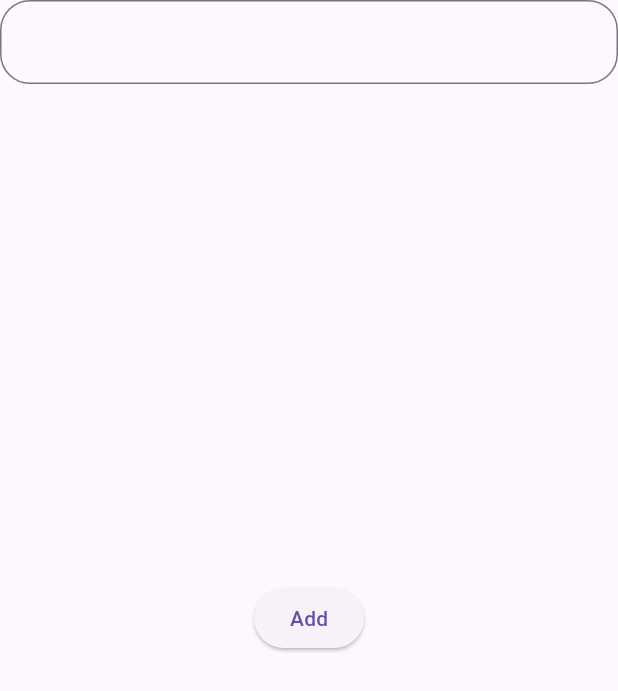
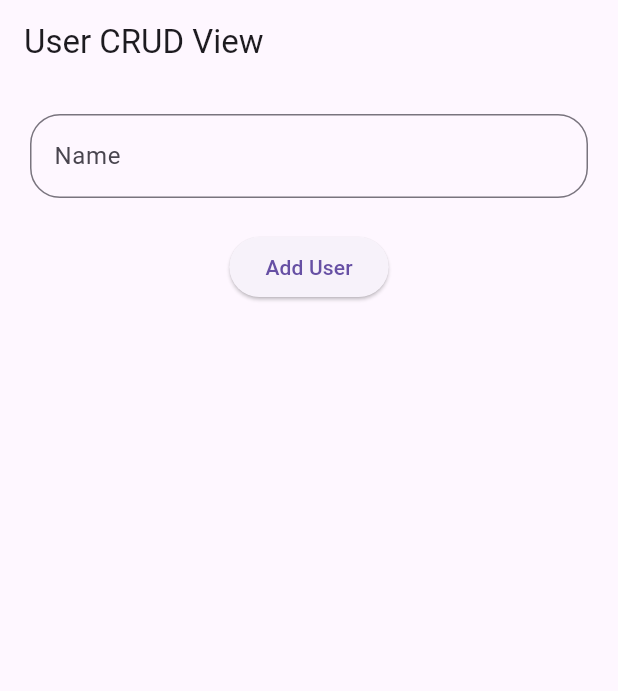
Before and after one commit to dhrruvchotai/Advanced_Flutter_Labs, a Flutter app: the screen it shows after launch, on a phone screen of 412 x 824 dp. Shown: the top 691 px of the screen. Run offline on Flutter 3.47's test engine with Material 3 defaults, Android fonts, the light colour scheme and no system bars; our stand-ins replace get, google_fonts, sqflite; accounts and stored records are empty.

Commit message:
added Lan-19

```diff
--- /dev/null
+++ b/lib/Lab-10/user_crud_view.dart
@@ -0,0 +1,76 @@
+import 'package:advance_flutter_lab/Lab-10/user_database_controller.dart';
+import 'package:advance_flutter_lab/Lab-10/user_model.dart';
+import 'package:flutter/material.dart';
+import 'package:get/get.dart';
+
+class UserCrudView extends StatelessWidget {
+  UserCrudView({super.key});
+
+  UserDatabaseController userDatabaseController = Get.put(
+    UserDatabaseController(),
+  );
+
+  @override
+  Widget build(BuildContext context) {
+    return Scaffold(
+      appBar: AppBar(title: Text("User CRUD View")),
+      body: Column(
+        children: [
+          Padding(
+            padding: const EdgeInsets.all(20.0),
+            child: TextFormField(
+              controller: userDatabaseController.nameController,
+              decoration: InputDecoration(
+                labelText: "Name",
+                border: OutlineInputBorder(
+                  borderRadius: BorderRadius.circular(20),
+                ),
+              ),
+            ),
+          ),
+          SizedBox(height: 2),
+          ElevatedButton(
+            onPressed: () async {
+              if (userDatabaseController.isEditActive.value) {
+                await userDatabaseController.editUser(
+                  MyUser.fromMap({
+                    "id": userDatabaseController.editId,
+                    "name": userDatabaseController.nameController.text,
+                  }),
+                );
+              } else {
+                await userDatabaseController.addUser(
+                  MyUser.fromMap({
+                    "user": userDatabaseController.nameController.text,
+                  }),
+                );
+              }
+            },
+            child: Obx(
+              () => Text(
+                userDatabaseController.isEditActive.value
+                    ? "Edit User"
+                    : "Add User",
+              ),
+            ),
+          ),
+          SizedBox(height: 10),
+          Expanded(
+            child: Obx(
+              () => ListView.separated(
+                itemBuilder: (context, index) {
+                  MyUser user = userDatabaseController.users[index];
+                  return ListTile(title: Text(user.name));
+                },
+                separatorBuilder: (context, index) {
+                  return Divider(thickness: 2);
+                },
+                itemCount: userDatabaseController.users.length,
+              ),
+            ),
+          ),
+        ],
+      ),
+    );
+  }
+}
--- /dev/null
+++ b/lib/Lab-10/user_database_controller.dart
@@ -0,0 +1,37 @@
+import 'package:advance_flutter_lab/Lab-10/user_database_service.dart';
+import 'package:advance_flutter_lab/Lab-10/user_model.dart';
+import 'package:flutter/cupertino.dart';
+import 'package:get/get.dart';
+
+class UserDatabaseController extends GetxController {
+  UserDataBaseService userDataBaseService = UserDataBaseService();
+  RxList<MyUser> users = <MyUser>[].obs;
+  TextEditingController nameController = TextEditingController();
+  RxBool isEditActive = false.obs;
+  int editId = -1.obs;
+
+  @override
+  void onInit() async {
+    super.onInit();
+    await userDataBaseService.initDatabase();
+  }
+
+  Future<void> fetchUsers() async {
+    users.value = await userDataBaseService.fetchUsers();
+  }
+
+  Future<void> addUser(MyUser user) async {
+    await userDataBaseService.addUser(user);
+    await fetchUsers();
+  }
+
+  Future<void> editUser(MyUser user) async {
+    await userDataBaseService.editUser(user);
+    await fetchUsers();
+  }
+
+  Future<void> deleteUser({required int id}) async {
+    await userDataBaseService.deleteUser(id: id);
+    await fetchUsers();
+  }
+}
--- /dev/null
+++ b/lib/Lab-10/user_database_service.dart
@@ -0,0 +1,66 @@
+import 'package:advance_flutter_lab/Lab-10/user_model.dart';
+import 'package:path/path.dart' as path;
+import 'package:sqflite/sqflite.dart';
+
+class UserDataBaseService {
+  late Database userDatabase;
+
+  Future<void> initDatabase() async {
+    try {
+      final databasePath = await getDatabasesPath();
+      userDatabase = await openDatabase(
+        path.join(databasePath, 'UserDB.db'),
+        version: 1,
+        onCreate: (db, version) {
+          db.execute(
+            "CREATE TABLE User(id INTEGER PRIMARY KEY AUTOINCREMENT, name TEXT)",
+          );
+        },
+      );
+    } catch (e) {
+      print("Error in initializing database : $e");
+    }
+  }
+
+  Future<List<MyUser>> fetchUsers() async {
+    try {
+      List<MyUser> userList = [];
+      for (var user in await userDatabase.query('User')) {
+        userList.add(MyUser.fromMap(user));
+      }
+      return userList;
+    } catch (e) {
+      print("Error in fetching all users : $e");
+    }
+    return [];
+  }
+
+  Future<void> addUser(MyUser user) async {
+    try {
+      userDatabase.insert('User', MyUser.toMap(user));
+    } catch (e) {
+      print("Error in adding user : $e");
+    }
+  }
+
+  Future<void> editUser(MyUser user) async {
+    try {
+      await userDatabase.update(
+        'User',
+        {"name": MyUser.toMap(user)["name"]},
+        where: "id = ?",
+        whereArgs: [user.id],
+      );
+    } catch (e) {
+      print("Error in editing user details : $e");
+    }
+  }
+
+  Future<void> deleteUser({required int id}) async {
+    try {
+      await userDatabase.delete('User', where: "id = ?", whereArgs: [id]);
+    } catch (e) {
+      print("Error in deleting user : $e");
+    }
+  }
+}
--- /dev/null
+++ b/lib/Lab-10/user_model.dart
@@ -0,0 +1,13 @@
+class MyUser {
+  int? id;
+  String name;
+  MyUser({this.id, required this.name});
+
+  static MyUser fromMap(Map<String, dynamic> user) {
+    return MyUser(id: user["id"], name: user["name"]);
+  }
+
+  static Map<String, dynamic> toMap(MyUser user) {
+    return {"name": user.name};
+  }
+}
--- a/lib/main.dart
+++ b/lib/main.dart
@@ -1,4 +1,4 @@
-import 'package:advance_flutter_lab/Lab-7/views/reactive_list_example_view.dart';
+import 'package:advance_flutter_lab/Lab-10/user_Crud_view.dart';
 import 'package:flutter/material.dart';
 import 'package:get/get.dart';
 
@@ -17,7 +17,7 @@ void main() {
       //   ),
       //   GetPage(name: "/login_screen", page: () => LoginScreen()),
       // ],
-      home: ReactiveListExampleView(),
+      home: UserCrudView(),
     ),
   );
 }
```
Also changed, not shown: lib/Lab-6/views/hide_show_content.dart (added, +38 -0 lines).
